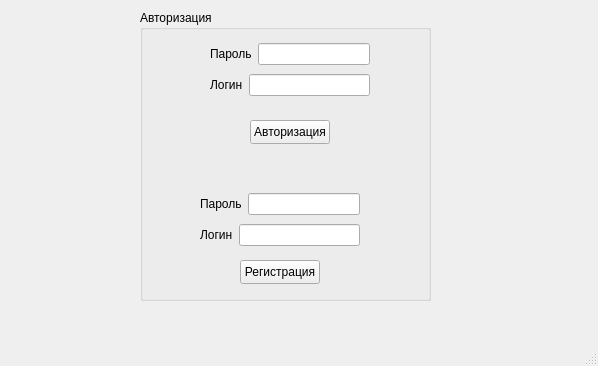
Qt form mainwindow.ui (YupiSoftwarePunk/Flirt-Finder) before a commit.
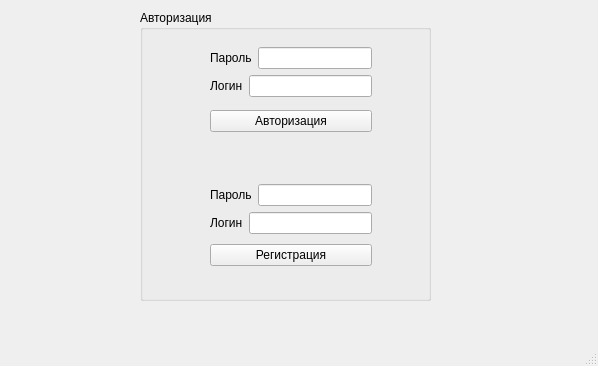
The same form after that commit.

```diff
--- a/mainwindow.ui
+++ b/mainwindow.ui
@@ -26,28 +26,17 @@
     <property name="title">
      <string>Авторизация</string>
     </property>
-    <widget class="QPushButton" name="pushButton">
-     <property name="geometry">
-      <rect>
-       <x>110</x>
-       <y>110</y>
-       <width>80</width>
-       <height>24</height>
-      </rect>
-     </property>
-     <property name="text">
-      <string>Авторизация</string>
-     </property>
-    </widget>
-    <widget class="QWidget" name="layoutWidget">
+    <widget class="QWidget" name="">
      <property name="geometry">
       <rect>
        <x>70</x>
        <y>30</y>
-       <width>160</width>
-       <height>60</height>
+       <width>162</width>
+       <height>101</height>
       </rect>
      </property>
+     <layout class="QVBoxLayout" name="verticalLayout_3">
+      <item>
      <layout class="QVBoxLayout" name="verticalLayout">
       <item>
        <layout class="QHBoxLayout" name="horizontalLayout_2">
@@ -78,29 +67,27 @@
        </layout>
       </item>
      </layout>
-    </widget>
-    <widget class="QPushButton" name="pushButton_2">
-     <property name="geometry">
-      <rect>
-       <x>100</x>
-       <y>250</y>
-       <width>80</width>
-       <height>24</height>
-      </rect>
-     </property>
+      </item>
+      <item>
+       <widget class="QPushButton" name="pushButton">
      <property name="text">
-      <string>Регистрация</string>
-     </property>
-    </widget>
-    <widget class="QWidget" name="layoutWidget_2">
+         <string>Авторизация</string>
+        </property>
+       </widget>
+      </item>
+     </layout>
+    </widget>
+    <widget class="QWidget" name="">
      <property name="geometry">
       <rect>
-       <x>60</x>
-       <y>180</y>
-       <width>160</width>
-       <height>60</height>
+       <x>70</x>
+       <y>170</y>
+       <width>162</width>
+       <height>92</height>
       </rect>
      </property>
+     <layout class="QVBoxLayout" name="verticalLayout_4">
+      <item>
      <layout class="QVBoxLayout" name="verticalLayout_2">
       <item>
        <layout class="QHBoxLayout" name="horizontalLayout_3">
@@ -129,6 +116,15 @@
          <widget class="QLineEdit" name="password_2"/>
         </item>
        </layout>
+        </item>
+       </layout>
+      </item>
+      <item>
+       <widget class="QPushButton" name="pushButton_2">
+        <property name="text">
+         <string>Регистрация</string>
+        </property>
+       </widget>
       </item>
      </layout>
     </widget>
```
Lines whose indentation alone changed are shown as unchanged.
